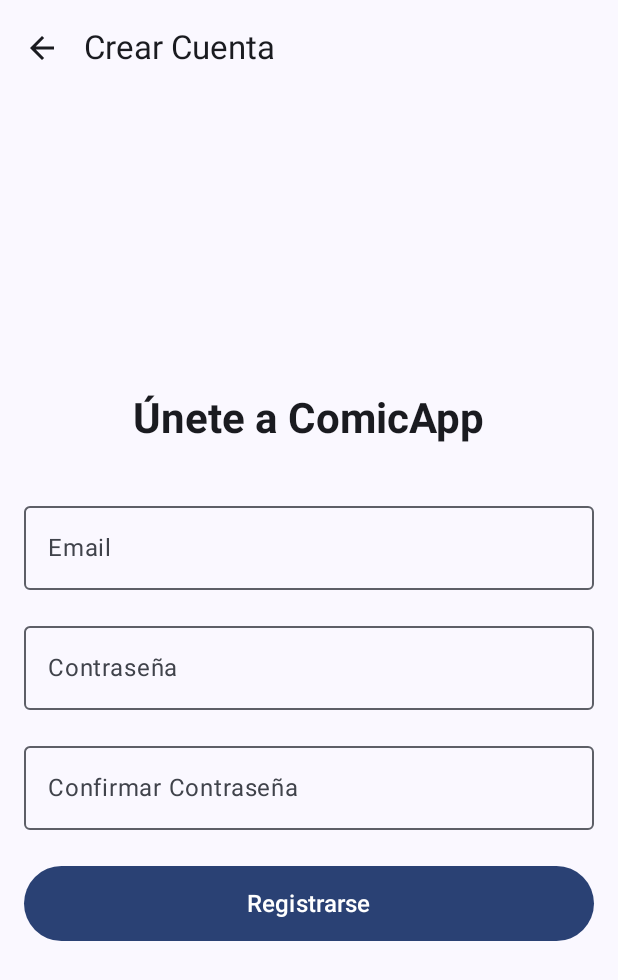
After one commit to JuanRedondoG/MiAppBasica, an Android app built with Jetpack Compose: the RegisterScreen screen opened through its navigation route, on a phone screen of 412 x 824 dp. The commit adds this screen. Shown: the top 980 px of the screen. Run offline under Robolectric (Android 15) with nearby library versions, the phone set to English and light mode, and no system bars; 2 statements that could not run were skipped.

Commit message:
se modifica AppNavigation.kt, InicioScreen.kt Ademas de agregar LoginScreen.kt y un RegisterScreen.kt

```diff
--- a/app/src/main/java/com/example/miappbasica/navigation/AppNavigation.kt
+++ b/app/src/main/java/com/example/miappbasica/navigation/AppNavigation.kt
@@ -4,14 +4,18 @@ package com.example.miappbasica.navigation
 import androidx.compose.foundation.layout.padding
 import androidx.compose.material3.Scaffold
 import androidx.compose.runtime.Composable
+import androidx.compose.runtime.getValue
 import androidx.compose.ui.Modifier
 import androidx.navigation.compose.NavHost
 import androidx.navigation.compose.composable
+import androidx.navigation.compose.currentBackStackEntryAsState
 import androidx.navigation.compose.rememberNavController
 import com.example.miappbasica.ui.screen.AcercaDeScreen
 import com.example.miappbasica.ui.screen.ColeccionScreen
 import com.example.miappbasica.ui.screen.ConfiguracionScreen
 import com.example.miappbasica.ui.screen.InicioScreen
+import com.example.miappbasica.ui.screen.LoginScreen
+import com.example.miappbasica.ui.screen.RegisterScreen
 
 
 // Función principal de navegación de la app
@@ -19,11 +23,21 @@ import com.example.miappbasica.ui.screen.InicioScreen
 fun AppNavigation() {
     // Controlador de navegación → maneja el historial y las rutas activas
     val navController = rememberNavController()
+    // Observamos el estado del back stack para saber la ruta actual
+    val navBackStackEntry by navController.currentBackStackEntryAsState()
+    val currentRoute = navBackStackEntry?.destination?.route
+
+    // Lista de rutas donde queremos que la barra de navegación sea visible
+    val bottomBarRoutes = setOf("inicio", "coleccion", "configuracion", "acerca")
 
     // Scaffold es la estructura base de la UI en Compose
-    // Aquí lo usamos para colocar la barra de navegación inferior en todas las pantallas
     Scaffold(
-        bottomBar = { BottomNavBar(navController) } // Barra inferior personalizada
+        bottomBar = {
+            // Mostramos la barra solo si la ruta actual está en nuestra lista
+            if (currentRoute in bottomBarRoutes) {
+                BottomNavBar(navController)
+            }
+        }
     ) { innerPadding ->
         // NavHost → contiene todas las rutas (pantallas) de la app
         NavHost(
@@ -31,10 +45,18 @@ fun AppNavigation() {
             startDestination = "inicio",         // Ruta inicial al abrir la app
             modifier = Modifier.padding(innerPadding) // Respeta padding del Scaffold
         ) {
+            // --- RUTAS DE LA APP ---
+
+            // Ruta para la pantalla de Login (sin barra de navegación)
+            composable("login") { LoginScreen(navController) }
+
+            // Ruta para la pantalla de Registro
+            composable("register") { RegisterScreen(navController) }
+
             // Pantalla de Inicio
             composable("inicio") { InicioScreen(navController) }
 
-            // Pantalla de Perfil
+            // Pantalla de Colección
             composable("coleccion") { ColeccionScreen(navController) }
 
             // Pantalla de Configuración
--- a/app/src/main/java/com/example/miappbasica/ui/screen/InicioScreen.kt
+++ b/app/src/main/java/com/example/miappbasica/ui/screen/InicioScreen.kt
@@ -32,6 +32,19 @@ fun InicioScreen(navController: NavHostController) {
             .verticalScroll(rememberScrollState())
             .padding(bottom = 16.dp)
     ) {
+        // ===== Contenedor para el botón de Login =====
+        Box(
+            modifier = Modifier
+                .fillMaxWidth()
+                .padding(horizontal = 16.dp)
+        ) {
+            Button(
+                onClick = { navController.navigate("login") },
+                modifier = Modifier.align(Alignment.CenterEnd)
+            ) {
+                Text("Login")
+            }
+        }
 
         // ===== BANNER DE NOVEDADES =====
         Box(
@@ -98,7 +111,7 @@ fun InicioScreen(navController: NavHostController) {
 fun SeccionComics(titulo: String, comics: List<Int>) {
     Column(modifier = Modifier.padding(start = 16.dp)) {
         Text(
-            text = titulo, // Aquí no se cambia, porque ya recibe el string traducido como parámetro
+            text = titulo, // ANTES: text = titulo,
             style = MaterialTheme.typography.titleLarge.copy(fontWeight = FontWeight.Bold),
             color = MaterialTheme.colorScheme.onSurface
         )
--- /dev/null
+++ b/app/src/main/java/com/example/miappbasica/ui/screen/RegisterScreen.kt
@@ -0,0 +1,96 @@
+package com.example.miappbasica.ui.screen
+
+import androidx.compose.foundation.layout.*
+import androidx.compose.material.icons.Icons
+import androidx.compose.material.icons.automirrored.filled.ArrowBack
+import androidx.compose.material3.*
+import androidx.compose.runtime.*
+import androidx.compose.ui.Alignment
+import androidx.compose.ui.Modifier
+import androidx.compose.ui.text.font.FontWeight
+import androidx.compose.ui.text.input.PasswordVisualTransformation
+import androidx.compose.ui.unit.dp
+import androidx.compose.ui.unit.sp
+import androidx.navigation.NavHostController
+
+@OptIn(ExperimentalMaterial3Api::class)
+@Composable
+fun RegisterScreen(navController: NavHostController) {
+    var email by remember { mutableStateOf("") }
+    var password by remember { mutableStateOf("") }
+    var confirmPassword by remember { mutableStateOf("") }
+
+    Scaffold(
+        topBar = {
+            TopAppBar(
+                title = { Text("Crear Cuenta") },
+                navigationIcon = {
+                    IconButton(onClick = { navController.popBackStack() }) {
+                        Icon(Icons.AutoMirrored.Filled.ArrowBack, contentDescription = "Volver")
+                    }
+                }
+            )
+        }
+    ) { innerPadding ->
+        Column(
+            modifier = Modifier
+                .fillMaxSize()
+                .padding(innerPadding)
+                .padding(horizontal = 16.dp),
+            verticalArrangement = Arrangement.Center,
+            horizontalAlignment = Alignment.CenterHorizontally
+        ) {
+            Text(
+                text = "Únete a ComicApp",
+                style = MaterialTheme.typography.headlineMedium.copy(fontWeight = FontWeight.Bold)
+            )
+
+            Spacer(modifier = Modifier.height(32.dp))
+
+            OutlinedTextField(
+                value = email,
+                onValueChange = { email = it },
+                label = { Text("Email") },
+                modifier = Modifier.fillMaxWidth(),
+                singleLine = true
+            )
+
+            Spacer(modifier = Modifier.height(16.dp))
+
+            OutlinedTextField(
+                value = password,
+                onValueChange = { password = it },
+                label = { Text("Contraseña") },
+                modifier = Modifier.fillMaxWidth(),
+                singleLine = true,
+                visualTransformation = PasswordVisualTransformation()
+            )
+
+            Spacer(modifier = Modifier.height(16.dp))
+
+            OutlinedTextField(
+                value = confirmPassword,
+                onValueChange = { confirmPassword = it },
+                label = { Text("Confirmar Contraseña") },
+                modifier = Modifier.fillMaxWidth(),
+                singleLine = true,
+                visualTransformation = PasswordVisualTransformation()
+            )
+
+            Spacer(modifier = Modifier.height(24.dp))
+
+            Button(
+                onClick = {
+                    // Aquí puedes implementar la Lógica de registro
+                    // Por ahora, solo volvemos al login
+                    navController.popBackStack()
+                },
+                modifier = Modifier
+                    .fillMaxWidth()
+                    .height(50.dp)
+            ) {
+                Text("Registrarse", fontSize = 16.sp)
+            }
+        }
+    }
+}
```
Also changed, not shown: app/src/main/java/com/example/miappbasica/ui/screen/LoginScreen.kt (added, +142 -0 lines).
